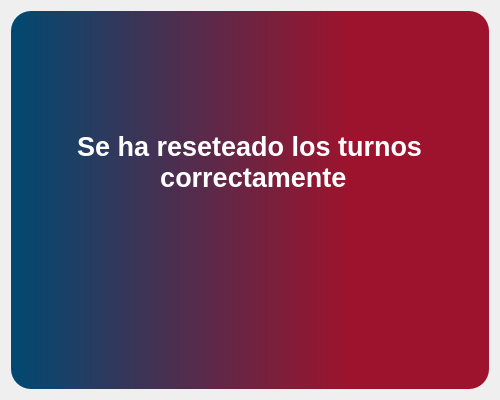
First picture: the form in Atencion_T/design/popOk.ui, repository Gonzaloned/ProgramaTicketera, before the edit.
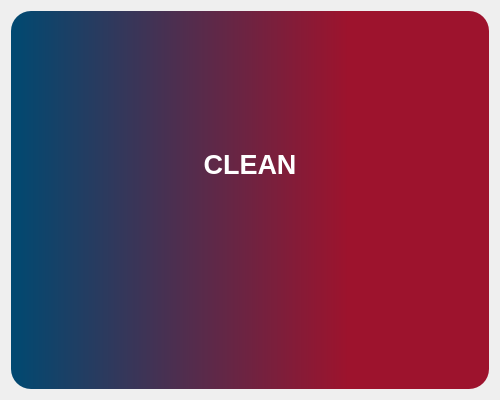
Second picture: the form after the edit. Icons and pictures are not drawn.

```diff
--- a/Atencion_T/design/popOk.ui
+++ b/Atencion_T/design/popOk.ui
@@ -48,10 +48,16 @@
    <item>
     <widget class="QWidget" name="fondo" native="true">
      <layout class="QVBoxLayout" name="verticalLayout_2">
+      <property name="spacing">
+       <number>0</number>
+      </property>
       <property name="topMargin">
        <number>0</number>
       </property>
-      <item alignment="Qt::AlignHCenter|Qt::AlignBottom">
+      <property name="bottomMargin">
+       <number>40</number>
+      </property>
+      <item alignment="Qt::AlignBottom">
        <widget class="QLabel" name="texto">
         <property name="font">
          <font>
@@ -60,8 +66,7 @@
          </font>
         </property>
         <property name="text">
-         <string>Se ha reseteado los turnos
- correctamente</string>
+         <string>CLEAN</string>
         </property>
         <property name="alignment">
          <set>Qt::AlignCenter</set>
@@ -70,6 +75,12 @@
       </item>
       <item alignment="Qt::AlignHCenter">
        <widget class="QLabel" name="imagen">
+        <property name="maximumSize">
+         <size>
+          <width>300</width>
+          <height>200</height>
+         </size>
+        </property>
         <property name="text">
          <string/>
         </property>
```
Left out of the diff: 6 changed lines with no effect on the pictures.
